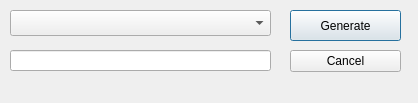
This is passphrase.ui in ExarchD/DNTencrypt as Qt 5 draws it before an edit. The edited form follows.
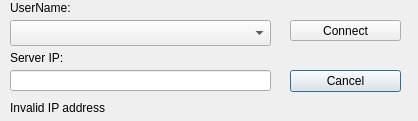
This is the edited form.

Commit message: modified the gui to allow ip address input, i should move that to the MainWindow. added a server_ip function return to send works shift-return causes a line break

Patch:
```diff
--- a/passphrase.ui
+++ b/passphrase.ui
@@ -7,7 +7,7 @@
     <x>0</x>
     <y>0</y>
     <width>418</width>
-    <height>103</height>
+    <height>121</height>
    </rect>
   </property>
   <property name="windowTitle">
@@ -17,7 +17,7 @@
    <property name="geometry">
     <rect>
      <x>10</x>
-     <y>50</y>
+     <y>70</y>
      <width>261</width>
      <height>21</height>
     </rect>
@@ -27,7 +27,7 @@
    <property name="geometry">
     <rect>
      <x>10</x>
-     <y>10</y>
+     <y>20</y>
      <width>261</width>
      <height>26</height>
     </rect>
@@ -46,24 +46,11 @@
     <string/>
    </property>
   </widget>
-  <widget class="QPushButton" name="pushButton">
-   <property name="geometry">
-    <rect>
-     <x>290</x>
-     <y>10</y>
-     <width>111</width>
-     <height>31</height>
-    </rect>
-   </property>
-   <property name="text">
-    <string>Generate</string>
-   </property>
-  </widget>
   <widget class="QPushButton" name="pushButton_2">
    <property name="geometry">
     <rect>
      <x>290</x>
-     <y>50</y>
+     <y>70</y>
      <width>111</width>
      <height>22</height>
     </rect>
@@ -72,6 +59,58 @@
     <string>Cancel</string>
    </property>
   </widget>
+  <widget class="QLabel" name="label_2">
+   <property name="geometry">
+    <rect>
+     <x>10</x>
+     <y>0</y>
+     <width>91</width>
+     <height>16</height>
+    </rect>
+   </property>
+   <property name="text">
+    <string>UserName:</string>
+   </property>
+  </widget>
+  <widget class="QLabel" name="label_3">
+   <property name="geometry">
+    <rect>
+     <x>10</x>
+     <y>50</y>
+     <width>91</width>
+     <height>16</height>
+    </rect>
+   </property>
+   <property name="text">
+    <string>Server IP:</string>
+   </property>
+  </widget>
+  <widget class="QPushButton" name="pushButton">
+   <property name="geometry">
+    <rect>
+     <x>290</x>
+     <y>20</y>
+     <width>111</width>
+     <height>21</height>
+    </rect>
+   </property>
+   <property name="text">
+    <string>Connect</string>
+   </property>
+  </widget>
+  <widget class="QLabel" name="label_4">
+   <property name="geometry">
+    <rect>
+     <x>10</x>
+     <y>100</y>
+     <width>111</width>
+     <height>16</height>
+    </rect>
+   </property>
+   <property name="text">
+    <string>Invalid IP address</string>
+   </property>
+  </widget>
  </widget>
  <resources/>
  <connections/>
```
The commit also changes 6 other files.
